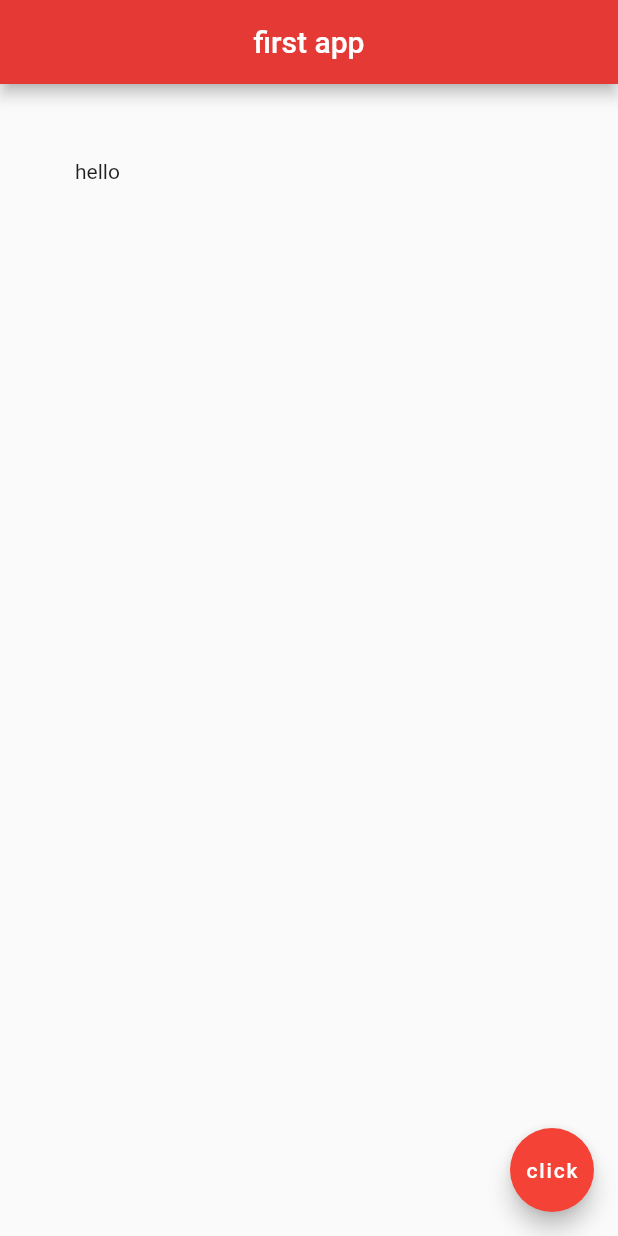
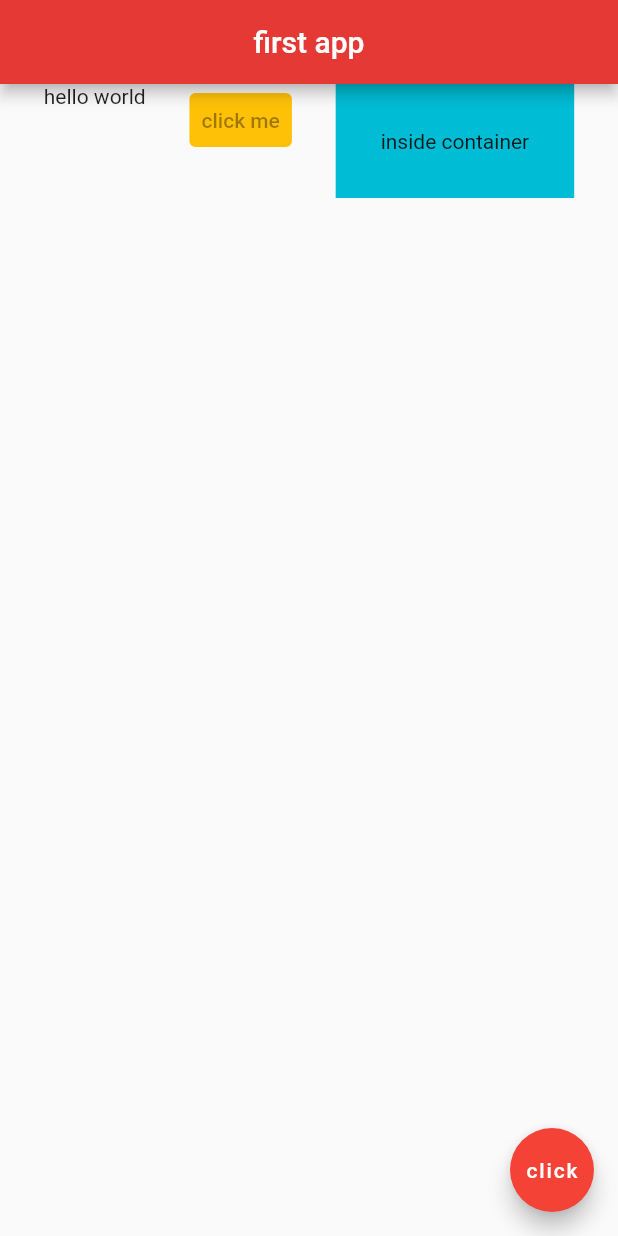
Before and after one commit to JackStrakos/Flutter_TimeApp, a Flutter app: the screen it shows after launch, on a phone screen of 412 x 824 dp. Run offline on Flutter 3.47's test engine with Material 2 defaults, Android fonts, the light colour scheme and no system bars.

Commit message:
rows aligning

```diff
--- a/time_zones/lib/main.dart
+++ b/time_zones/lib/main.dart
@@ -13,7 +13,24 @@
         centerTitle: true,
         backgroundColor: Colors.red[600],
       ),
-      body: Padding(padding: EdgeInsets.all(50.0), child: Text('hello')),
+      body: Row(
+        mainAxisAlignment: MainAxisAlignment.spaceEvenly,
+        crossAxisAlignment: CrossAxisAlignment.start,
+        children: <Widget>[
+          Text('hello world'),
+          TextButton(
+            onPressed: null,
+            child: Text('click me'),
+            style: ButtonStyle(
+                backgroundColor: MaterialStatePropertyAll<Color>(Colors.amber)),
+          ),
+          Container(
+            color: Colors.cyan,
+            padding: EdgeInsets.all(30.0),
+            child: Text('inside container'),
+          )
+        ],
+      ),
       floatingActionButton: FloatingActionButton(
         onPressed: null,
         child: const Text('click'),
```
